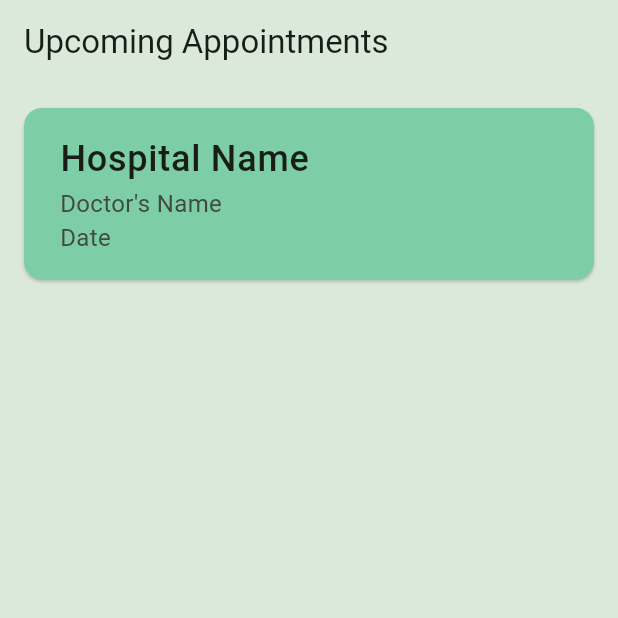
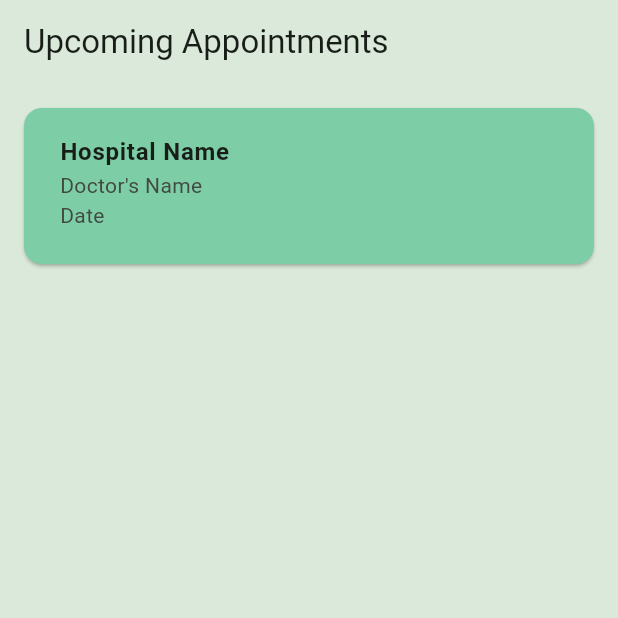
Before and after one commit to DoniaMetwalli/Hospital-System, a Flutter app: the HomePage screen opened directly, on a phone screen of 412 x 824 dp, the top half of it. Run offline on Flutter 3.47's test engine with Material 2 defaults, Android fonts, the phone set to English and light mode, and no system bars.

Commit message:
some polish in ui + edit sql + edit erd

```diff
--- a/Frontend/lib/components/home_page/upcoming_appoinment_card.dart
+++ b/Frontend/lib/components/home_page/upcoming_appoinment_card.dart
@@ -7,18 +7,17 @@ Card upcomingAppoinmentCard(BuildContext context) {
     color: cardColor,
     margin: const EdgeInsets.only(left: 16, right: 16, top: 16, bottom: 8),
     child: ListTile(
-      contentPadding:
-          const EdgeInsets.only(left: 24, right: 24, top: 8, bottom: 8),
+      contentPadding: const EdgeInsets.only(left: 24, right: 24, top: 8, bottom: 8),
       title: const Text(
         "Hospital Name",
         style: TextStyle(
-          fontSize: 24,
-          fontWeight: FontWeight.w500,
+          fontSize: 16,
+          fontWeight: FontWeight.w600,
         ),
       ),
       subtitle: const Text("Doctor's Name \nDate",
           style: TextStyle(
-            fontSize: 16,
+            // fontSize: 8,
             fontWeight: FontWeight.w400,
           )),
       isThreeLine: true,
--- a/Frontend/lib/pages/home_page.dart
+++ b/Frontend/lib/pages/home_page.dart
@@ -16,7 +16,9 @@ class _HomePageState extends State<HomePage> {
       appBar: AppBar(
         title: const Text("Upcoming Appointments"),
       ),
-      body: ListView(children: [upcomingAppoinmentCard(context)]),
+      body: ListView(children: [
+        upcomingAppoinmentCard(context),
+      ]),
     );
   }
 }
```
Also changed, not shown: Frontend/lib/backend/reservation.dart (added, +25 -0 lines), Frontend/lib/backend/shared_variables.dart (+7 -1 lines), Frontend/lib/components/shared_components.dart (+4 -10 lines), Frontend/lib/pages/login_page.dart (+0 -24 lines), Frontend/lib/pages/reserve_page.dart (+3 -28 lines), 2 other files.
